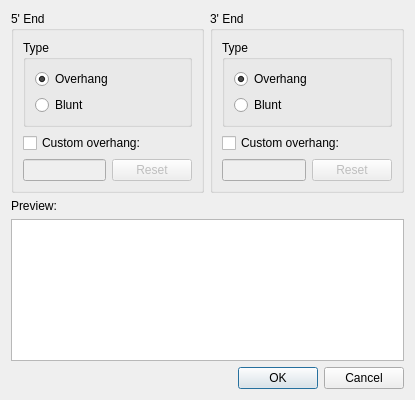
Old version of the form src/plugins/enzymes/src/ui/EditFragmentDialog.ui in the repository violethaze74/ugene.
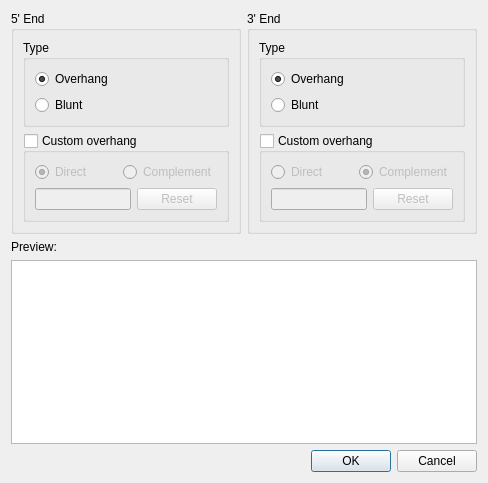
New version of the form.

Commit message: UGENE-283: strand of DNA fragment overhang introduced

```diff
--- a/src/plugins/enzymes/src/ui/EditFragmentDialog.ui
+++ b/src/plugins/enzymes/src/ui/EditFragmentDialog.ui
@@ -6,8 +6,8 @@
    <rect>
     <x>0</x>
     <y>0</y>
-    <width>415</width>
-    <height>400</height>
+    <width>488</width>
+    <height>483</height>
    </rect>
   </property>
   <property name="minimumSize">
@@ -19,15 +19,15 @@
   <property name="windowTitle">
    <string>Edit Molecule Fragment</string>
   </property>
-  <layout class="QVBoxLayout" name="verticalLayout_5">
+  <layout class="QVBoxLayout" name="verticalLayout_7">
    <item>
-    <layout class="QHBoxLayout" name="horizontalLayout_3">
+    <layout class="QHBoxLayout" name="horizontalLayout_6">
      <item>
       <widget class="QGroupBox" name="groupBox">
        <property name="title">
         <string>5' End</string>
        </property>
-       <layout class="QVBoxLayout" name="verticalLayout_2">
+       <layout class="QVBoxLayout" name="verticalLayout_3">
         <item>
          <widget class="QGroupBox" name="groupBox_2">
           <property name="title">
@@ -58,35 +58,54 @@
          </widget>
         </item>
         <item>
-         <widget class="QCheckBox" name="lCustomOverhangBox">
-          <property name="enabled">
+         <widget class="QGroupBox" name="lCustomOverhangBox">
+          <property name="title">
+           <string>Custom overhang</string>
+          </property>
+          <property name="checkable">
            <bool>true</bool>
           </property>
+          <property name="checked">
+           <bool>false</bool>
+          </property>
+          <layout class="QVBoxLayout" name="verticalLayout_2">
+           <item>
+            <layout class="QHBoxLayout" name="horizontalLayout_3">
+             <item>
+              <widget class="QRadioButton" name="lDirectRadioButton">
           <property name="text">
-           <string>Custom overhang:</string>
-          </property>
-         </widget>
+                <string>Direct</string>
+               </property>
+               <property name="checked">
+                <bool>true</bool>
+               </property>
+              </widget>
+             </item>
+             <item>
+              <widget class="QRadioButton" name="lComplRadioButton">
+               <property name="text">
+                <string>Complement</string>
+               </property>
+              </widget>
+             </item>
+            </layout>
         </item>
         <item>
          <layout class="QHBoxLayout" name="horizontalLayout">
           <item>
-           <widget class="QLineEdit" name="lCustomOverhangEdit">
-            <property name="enabled">
-             <bool>false</bool>
-            </property>
-           </widget>
+              <widget class="QLineEdit" name="lCustomOverhangEdit"/>
           </item>
           <item>
            <widget class="QPushButton" name="lResetButton">
-            <property name="enabled">
-             <bool>false</bool>
-            </property>
             <property name="text">
              <string>Reset</string>
             </property>
            </widget>
           </item>
          </layout>
+           </item>
+          </layout>
+         </widget>
         </item>
        </layout>
       </widget>
@@ -96,7 +115,7 @@
        <property name="title">
         <string>3' End</string>
        </property>
-       <layout class="QVBoxLayout" name="verticalLayout_3">
+       <layout class="QVBoxLayout" name="verticalLayout_6">
         <item>
          <widget class="QGroupBox" name="groupBox_4">
           <property name="title">
@@ -124,35 +143,57 @@
          </widget>
         </item>
         <item>
-         <widget class="QCheckBox" name="rCustomOverhangBox">
-          <property name="enabled">
+         <widget class="QGroupBox" name="rCustomOverhangBox">
+          <property name="title">
+           <string>Custom overhang</string>
+          </property>
+          <property name="checkable">
            <bool>true</bool>
           </property>
+          <property name="checked">
+           <bool>false</bool>
+          </property>
+          <layout class="QVBoxLayout" name="verticalLayout_5">
+           <item>
+            <layout class="QHBoxLayout" name="horizontalLayout_5">
+             <item>
+              <widget class="QRadioButton" name="rDirectRadioButton">
           <property name="text">
-           <string>Custom overhang:</string>
-          </property>
-         </widget>
+                <string>Direct</string>
+               </property>
+               <property name="checked">
+                <bool>false</bool>
+               </property>
+              </widget>
+             </item>
+             <item>
+              <widget class="QRadioButton" name="rComplRadioButton">
+               <property name="text">
+                <string>Complement</string>
+               </property>
+               <property name="checked">
+                <bool>true</bool>
+               </property>
+              </widget>
+             </item>
+            </layout>
         </item>
         <item>
          <layout class="QHBoxLayout" name="horizontalLayout_2">
           <item>
-           <widget class="QLineEdit" name="rCustomOverhangEdit">
-            <property name="enabled">
-             <bool>false</bool>
-            </property>
-           </widget>
+              <widget class="QLineEdit" name="rCustomOverhangEdit"/>
           </item>
           <item>
            <widget class="QPushButton" name="rResetButton">
-            <property name="enabled">
-             <bool>false</bool>
-            </property>
             <property name="text">
              <string>Reset</string>
             </property>
            </widget>
           </item>
          </layout>
+           </item>
+          </layout>
+         </widget>
         </item>
        </layout>
       </widget>
```
Left out of the diff: 76 changed lines with no effect on the pictures. Lines whose indentation alone changed are shown as unchanged. The commit also changes 6 other files.
